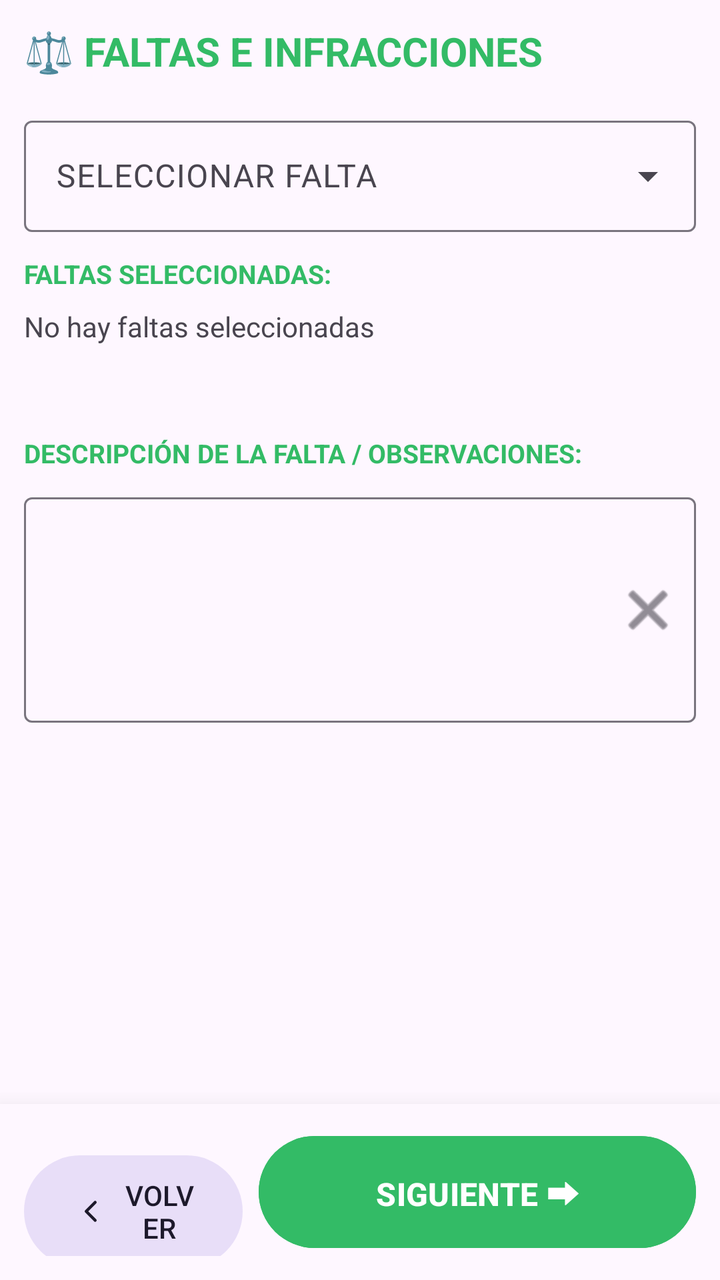
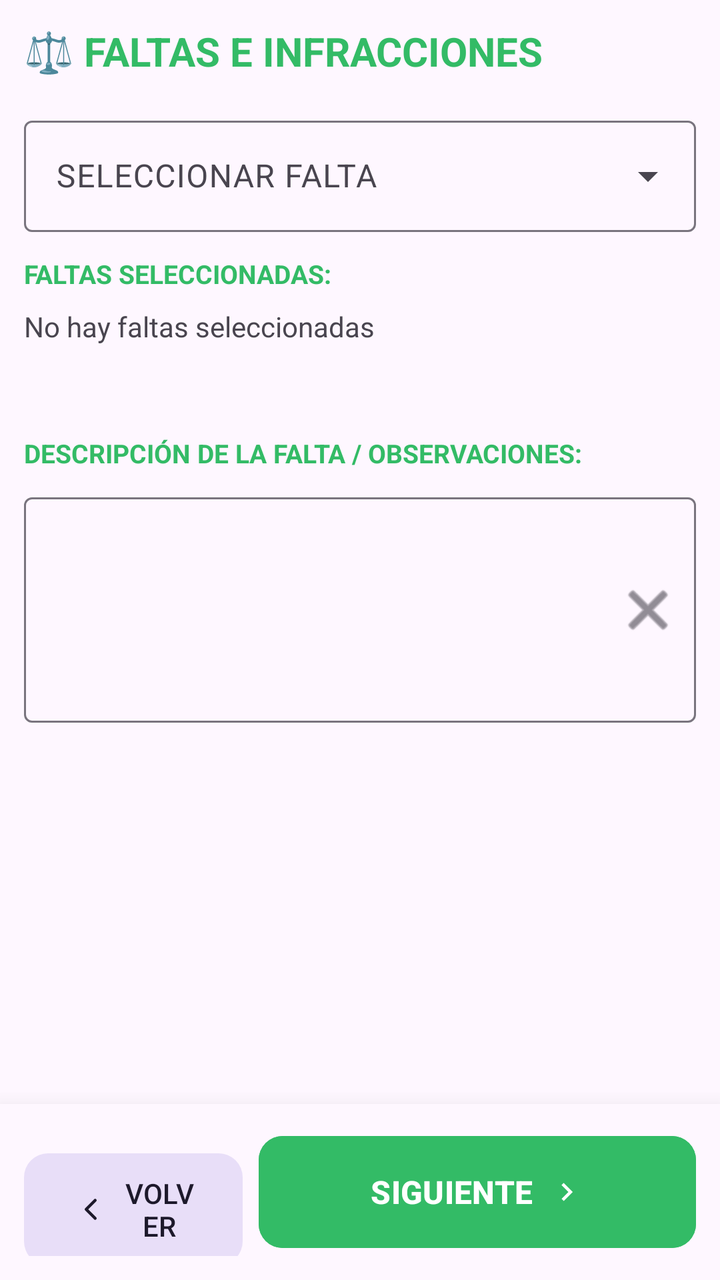

Two renders of the same Android screen: before a commit and after it. Below are the layout's source before the change and the commit's diff.
<!-- AndroidManifest.xml: application theme Theme.ChivilcoyActas -->
<!-- res/layout/fragment_faltas.xml -->
<?xml version="1.0" encoding="utf-8"?>
<androidx.constraintlayout.widget.ConstraintLayout xmlns:android="http://schemas.android.com/apk/res/android"
    xmlns:app="http://schemas.android.com/apk/res-auto"
    android:id="@+id/rootFaltas"
    android:layout_width="match_parent"
    android:layout_height="match_parent"
    android:background="?android:attr/windowBackground"
    android:focusable="true"
    android:focusableInTouchMode="true"
    android:clickable="true">

    <ScrollView
        android:id="@+id/scrollFaltas"
        android:layout_width="0dp"
        android:layout_height="0dp"
        android:clipToPadding="false"
        android:fillViewport="true"
        android:padding="12dp"
        app:layout_constraintBottom_toTopOf="@+id/bottomContainerFaltas"
        app:layout_constraintEnd_toEndOf="parent"
        app:layout_constraintStart_toStartOf="parent"
        app:layout_constraintTop_toTopOf="parent">

        <LinearLayout
            android:id="@+id/contenedorPrincipal"
            android:layout_width="match_parent"
            android:layout_height="wrap_content"
            android:orientation="vertical"
            android:focusable="true"
            android:focusableInTouchMode="true"
            android:paddingBottom="24dp">

            <TextView
                android:layout_width="wrap_content"
                android:layout_height="wrap_content"
                android:layout_marginBottom="16dp"
                android:text="⚖️ FALTAS E INFRACCIONES"
                android:textColor="?attr/colorPrimary"
                android:textSize="20sp"
                android:textStyle="bold" />

            <com.google.android.material.textfield.TextInputLayout
                android:id="@+id/textInputLayoutFaltas"
                style="@style/Widget.Material3.TextInputLayout.OutlinedBox.ExposedDropdownMenu"
                android:layout_width="match_parent"
                android:layout_height="wrap_content"
                android:layout_marginBottom="12dp"
                android:hint="SELECCIONAR FALTA">

                <AutoCompleteTextView
                    android:id="@+id/autoCompleteFaltas"
                    android:layout_width="match_parent"
                    android:layout_height="wrap_content"
                    android:completionThreshold="1"
                    android:dropDownHeight="wrap_content"
                    android:imeOptions="actionNext"
                    android:importantForAutofill="no"
                    android:inputType="text|textNoSuggestions|textVisiblePassword"
                    android:singleLine="true"
                    android:textColor="?attr/colorOnSurface"
                    android:textSize="16sp" />
            </com.google.android.material.textfield.TextInputLayout>

            <TextView
                android:layout_width="wrap_content"
                android:layout_height="wrap_content"
                android:layout_marginBottom="8dp"
                android:text="FALTAS SELECCIONADAS:"
                android:textColor="?attr/colorPrimary"
                android:textSize="13sp"
                android:textStyle="bold" />

            <LinearLayout
                android:id="@+id/contenedorListaFaltas"
                android:layout_width="match_parent"
                android:layout_height="wrap_content"
                android:layout_marginBottom="24dp"
                android:animateLayoutChanges="true"
                android:minHeight="40dp"
                android:orientation="vertical">

                <TextView
                    android:id="@+id/tvSinFaltas"
                    android:layout_width="match_parent"
                    android:layout_height="wrap_content"
                    android:fontStyle="italic"
                    android:text="No hay faltas seleccionadas"
                    android:textColor="?attr/colorOnSurfaceVariant" />
            </LinearLayout>

            <TextView
                android:layout_width="wrap_content"
                android:layout_height="wrap_content"
                android:layout_marginBottom="8dp"
                android:text="DESCRIPCIÓN DE LA FALTA / OBSERVACIONES:"
                android:textColor="?attr/colorPrimary"
                android:textSize="13sp"
                android:textStyle="bold" />

            <com.google.android.material.textfield.TextInputLayout
                android:id="@+id/textInputLayoutObservaciones"
                style="@style/Widget.Material3.TextInputLayout.OutlinedBox"
                android:layout_width="match_parent"
                android:layout_height="wrap_content"
                android:layout_marginBottom="24dp"
                app:endIconContentDescription="Borrar texto"
                app:endIconDrawable="@android:drawable/ic_menu_close_clear_cancel"
                app:endIconMode="custom">

                <com.google.android.material.textfield.TextInputEditText
                    android:id="@+id/ftObservaciones"
                    android:layout_width="match_parent"
                    android:layout_height="wrap_content"
                    android:gravity="top"
                    android:imeOptions="actionDone"
                    android:importantForAutofill="no"
                    android:inputType="textMultiLine|textCapSentences|textNoSuggestions"
                    android:minLines="4"
                    android:textColor="?attr/colorOnSurface"
                    android:textSize="16sp" />
            </com.google.android.material.textfield.TextInputLayout>

            <Space
                android:layout_width="match_parent"
                android:layout_height="80dp" />

        </LinearLayout>
    </ScrollView>

    <LinearLayout
        android:id="@+id/bottomContainerFaltas"
        android:layout_width="match_parent"
        android:layout_height="wrap_content"
        android:background="?android:attr/windowBackground"
        android:elevation="16dp"
        android:orientation="horizontal"
        android:padding="12dp"
        android:weightSum="3"
        app:layout_constraintBottom_toBottomOf="parent"
        app:layout_constraintEnd_toEndOf="parent"
        app:layout_constraintStart_toStartOf="parent">

        <Button
            android:id="@+id/btnVolverFaltas"
            style="@style/Widget.Material3.Button.TonalButton"
            android:layout_width="0dp"
            android:layout_height="64dp"
            android:layout_marginEnd="8dp"
            android:layout_weight="1"
            android:text="VOLVER"
            android:textSize="14sp"
            app:icon="@drawable/ic_arrow_back_thin"
            app:iconGravity="textStart" />

        <Button
            android:id="@+id/btnSiguienteFaltas"
            android:layout_width="0dp"
            android:layout_height="64dp"
            android:layout_weight="2"
            android:backgroundTint="?attr/colorPrimary"
            android:text="SIGUIENTE ⮕"
            android:textColor="?attr/colorOnPrimary"
            android:textSize="16sp"
            android:textStyle="bold" />
    </LinearLayout>

</androidx.constraintlayout.widget.ConstraintLayout>
<!-- resources referenced by this layout -->
<resources>
  <!-- drawable ic_arrow_back_thin (drawable) -->
  <vector xmlns:android="http://schemas.android.com/apk/res/android"
      android:width="24dp"
      android:height="24dp"
      android:viewportWidth="24"
      android:viewportHeight="24">
      <path
          android:strokeColor="#000000"
          android:strokeWidth="2"
          android:strokeLineCap="round"
          android:strokeLineJoin="round"
          android:pathData="M15,18l-6,-6 6,-6" />
  </vector>
  <style name="Theme.ChivilcoyActas" parent="Base.Theme.ChivilcoyActas" />
  <style name="Base.Theme.ChivilcoyActas" parent="Theme.Material3.DayNight.NoActionBar">
          
          <item name="colorPrimary">#33BB66</item>
  
          <item name="colorSecondary">#33BB66</item>
          <item name="android:statusBarColor">#33BB66</item>
      </style>
</resources>

<!-- the commit's change to res/layout/fragment_faltas.xml (unified diff, before → after) -->
@@ -150,7 +150,8 @@
             android:text="VOLVER"
             android:textSize="14sp"
             app:icon="@drawable/ic_arrow_back_thin"
-            app:iconGravity="textStart" />
+            app:iconGravity="textStart"
+            app:cornerRadius="12dp" />
 
         <Button
             android:id="@+id/btnSiguienteFaltas"
@@ -158,10 +159,14 @@
             android:layout_height="64dp"
             android:layout_weight="2"
             android:backgroundTint="?attr/colorPrimary"
-            android:text="SIGUIENTE ⮕"
+            android:text="SIGUIENTE"
             android:textColor="?attr/colorOnPrimary"
             android:textSize="16sp"
-            android:textStyle="bold" />
+            android:textStyle="bold"
+            app:cornerRadius="12dp"
+            app:icon="@drawable/ic_arrow_forward"
+            app:iconGravity="textEnd"
+            app:iconPadding="8dp" />
     </LinearLayout>
 
 </androidx.constraintlayout.widget.ConstraintLayout>
<!-- resource entries referenced after the edit -->
@@ -13,6 +13,16 @@
           android:strokeLineJoin="round"
           android:pathData="M15,18l-6,-6 6,-6" />
   </vector>
+  <!-- drawable ic_arrow_forward (drawable) -->
+  <vector xmlns:android="http://schemas.android.com/apk/res/android"
+      android:width="24dp"
+      android:height="24dp"
+      android:viewportWidth="24"
+      android:viewportHeight="24">
+      <path
+          android:fillColor="#FFFFFF"
+          android:pathData="M8.59,16.59L13.17,12L8.59,7.41L10,6L16,12L10,18L8.59,16.59Z" />
+  </vector>
   <style name="Theme.ChivilcoyActas" parent="Base.Theme.ChivilcoyActas" />
   <style name="Base.Theme.ChivilcoyActas" parent="Theme.Material3.DayNight.NoActionBar">
           
